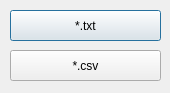
Qt form savelog.ui (Tyrox92/Gw2SPECS) before a commit.
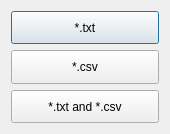
The same form after that commit.

What changed in the file:
```diff
--- a/savelog.ui
+++ b/savelog.ui
@@ -7,23 +7,17 @@
     <x>0</x>
     <y>0</y>
     <width>170</width>
-    <height>93</height>
+    <height>134</height>
    </rect>
   </property>
   <property name="windowTitle">
    <string>Dialog</string>
   </property>
+  <layout class="QGridLayout" name="gridLayout">
+   <item row="0" column="0">
   <widget class="QPushButton" name="saveTXT">
-   <property name="geometry">
-    <rect>
-     <x>10</x>
-     <y>10</y>
-     <width>151</width>
-     <height>31</height>
-    </rect>
-   </property>
    <property name="sizePolicy">
-    <sizepolicy hsizetype="Fixed" vsizetype="Fixed">
+      <sizepolicy hsizetype="MinimumExpanding" vsizetype="MinimumExpanding">
      <horstretch>0</horstretch>
      <verstretch>0</verstretch>
     </sizepolicy>
@@ -32,17 +26,11 @@
     <string>*.txt</string>
    </property>
   </widget>
+   </item>
+   <item row="1" column="0">
   <widget class="QPushButton" name="saveCSV">
-   <property name="geometry">
-    <rect>
-     <x>10</x>
-     <y>50</y>
-     <width>151</width>
-     <height>31</height>
-    </rect>
-   </property>
    <property name="sizePolicy">
-    <sizepolicy hsizetype="Fixed" vsizetype="Fixed">
+      <sizepolicy hsizetype="MinimumExpanding" vsizetype="MinimumExpanding">
      <horstretch>0</horstretch>
      <verstretch>0</verstretch>
     </sizepolicy>
@@ -51,6 +39,21 @@
     <string>*.csv</string>
    </property>
   </widget>
+   </item>
+   <item row="2" column="0">
+    <widget class="QPushButton" name="saveALL">
+     <property name="sizePolicy">
+      <sizepolicy hsizetype="MinimumExpanding" vsizetype="MinimumExpanding">
+       <horstretch>0</horstretch>
+       <verstretch>0</verstretch>
+      </sizepolicy>
+     </property>
+     <property name="text">
+      <string>*.txt and *.csv</string>
+     </property>
+    </widget>
+   </item>
+  </layout>
  </widget>
  <resources/>
  <connections/>
```
Lines whose indentation alone changed are shown as unchanged.
